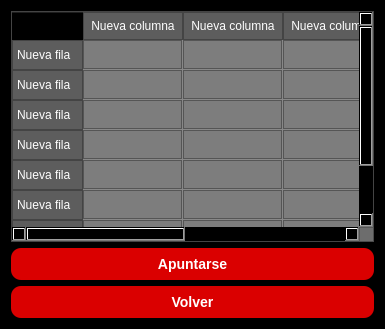
The window that src/vista/ui/VerClasesDisponibles.ui (OscaarMG/campasgym) describes before a commit, drawn with Qt 5.
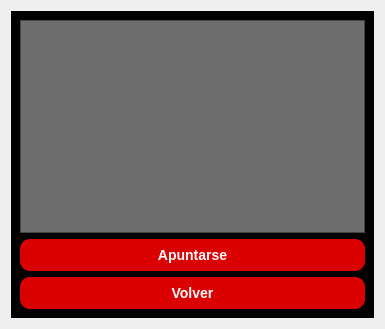
The same window after the commit.

```diff
--- a/src/vista/ui/VerClasesDisponibles.ui
+++ b/src/vista/ui/VerClasesDisponibles.ui
@@ -13,12 +13,18 @@
   <property name="windowTitle">
    <string>Clases Disponibles</string>
   </property>
-  <property name="styleSheet">
-   <string notr="true">background-color: #000000;
-</string>
-  </property>
   <layout class="QVBoxLayout" name="verticalLayout">
    <item>
+    <widget class="QFrame" name="contenedorPrincipal">
+     <property name="styleSheet">
+      <string notr="true">
+QFrame {
+    background-color: #000000;
+}
+</string>
+     </property>
+     <layout class="QVBoxLayout" name="innerLayout">
+      <item>
     <widget class="QTableWidget" name="tablaClases">
      <property name="maximumSize">
       <size>
@@ -27,153 +33,70 @@
       </size>
      </property>
      <property name="styleSheet">
-      <string notr="true">QTableWidget {
-    background-color: #6d6d6d;
-    color: white;
-    gridline-color: #888888; 
-    border: 1px solid #444444;
-}
-
-QTableWidget::item {
-    background-color: #7d7d7d;
-    border: 1px solid #555555;
-    padding: 4px;
-}
-
+         <string notr="true">
 QTableWidget {
     background-color: #6d6d6d;
     color: white;
-    gridline-color: #888888; /* color del borde entre celdas */
+    gridline-color: #888888;
     border: 1px solid #444444;
 }
-
 QTableWidget::item {
     background-color: #7d7d7d;
     border: 1px solid #555555;
     padding: 4px;
 }
-
 QHeaderView::section {
     background-color: #5d5d5d;
     color: white;
     border: 1px solid #444444;
     padding: 4px;
 }
-
 QTableCornerButton::section {
     background-color: #5d5d5d;
     border: 1px solid #444444;
 }
-
 QScrollBar:vertical {
-    background: #5d5d5d;  /* Fondo liso, sin textura */
+    background: #5d5d5d;
     width: 12px;
     margin: 0px;
     border: none;
 }
-
 QScrollBar::handle:vertical {
-    background: #888888;  /* Parte que se arrastra */
+    background: #888888;
     min-height: 20px;
     border-radius: 4px;
 }
-
 QScrollBar::add-line:vertical,
 QScrollBar::sub-line:vertical {
     height: 0px;
     background: none;
     border: none;
 }
-
 QScrollBar:horizontal {
     background: #5d5d5d;
     height: 12px;
     margin: 0px;
     border: none;
 }
-
 QScrollBar::handle:horizontal {
     background: #888888;
     min-width: 20px;
     border-radius: 4px;
 }
-
 QScrollBar::add-line:horizontal,
 QScrollBar::sub-line:horizontal {
     width: 0px;
     background: none;
     border: none;
 }
-
 QTableWidget QLineEdit {
     background-color: #5d5d5d;
     color: white;
     border: 1px solid #777777;
     padding: 2px;
 }
-
 </string>
      </property>
-     <row>
-      <property name="text">
-       <string>Nueva fila</string>
-      </property>
-     </row>
-     <row>
-      <property name="text">
-       <string>Nueva fila</string>
-      </property>
-     </row>
-     <row>
-      <property name="text">
-       <string>Nueva fila</string>
-      </property>
-     </row>
-     <row>
-      <property name="text">
-       <string>Nueva fila</string>
-      </property>
-     </row>
-     <row>
-      <property name="text">
-       <string>Nueva fila</string>
-      </property>
-     </row>
-     <row>
-      <property name="text">
-       <string>Nueva fila</string>
-      </property>
-     </row>
-     <row>
-      <property name="text">
-       <string>Nueva fila</string>
-      </property>
-     </row>
-     <row>
-      <property name="text">
-       <string>Nueva fila</string>
-      </property>
-     </row>
-     <column>
-      <property name="text">
-       <string>Nueva columna</string>
-      </property>
-     </column>
-     <column>
-      <property name="text">
-       <string>Nueva columna</string>
-      </property>
-     </column>
-     <column>
-      <property name="text">
-       <string>Nueva columna</string>
-      </property>
-     </column>
-     <column>
-      <property name="text">
-       <string>Nueva columna</string>
-      </property>
-     </column>
     </widget>
    </item>
    <item>
@@ -221,6 +144,9 @@
    </item>
   </layout>
  </widget>
+   </item>
+  </layout>
+ </widget>
  <resources/>
  <connections/>
 </ui>
```
Left out of the diff: 12 changed lines with no effect on the pictures. Lines whose indentation alone changed are shown as unchanged.
